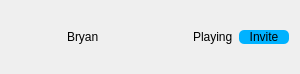
First picture: the form in UI/blackjack/onlineplayer.ui, repository MatsuoRotsuki/cpp_blackjack, before the edit.
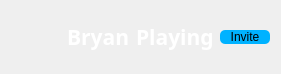
Second picture: the form after the edit. Icons and pictures are not drawn.

What changed in the file:
```diff
--- a/UI/blackjack/onlineplayer.ui
+++ b/UI/blackjack/onlineplayer.ui
@@ -6,7 +6,7 @@
    <rect>
     <x>0</x>
     <y>0</y>
-    <width>300</width>
+    <width>252</width>
     <height>74</height>
    </rect>
   </property>
@@ -59,6 +59,17 @@
    </item>
    <item>
     <widget class="QLabel" name="username">
+     <property name="font">
+      <font>
+       <family>Ubuntu Mono</family>
+       <pointsize>16</pointsize>
+       <weight>75</weight>
+       <bold>true</bold>
+      </font>
+     </property>
+     <property name="styleSheet">
+      <string notr="true">color:white;</string>
+     </property>
      <property name="text">
       <string>Bryan</string>
      </property>
@@ -79,6 +90,17 @@
    </item>
    <item>
     <widget class="QLabel" name="statusLabel">
+     <property name="font">
+      <font>
+       <family>Umpush</family>
+       <pointsize>16</pointsize>
+       <weight>75</weight>
+       <bold>true</bold>
+      </font>
+     </property>
+     <property name="styleSheet">
+      <string notr="true">color:white;</string>
+     </property>
      <property name="text">
       <string>Playing</string>
      </property>
```
